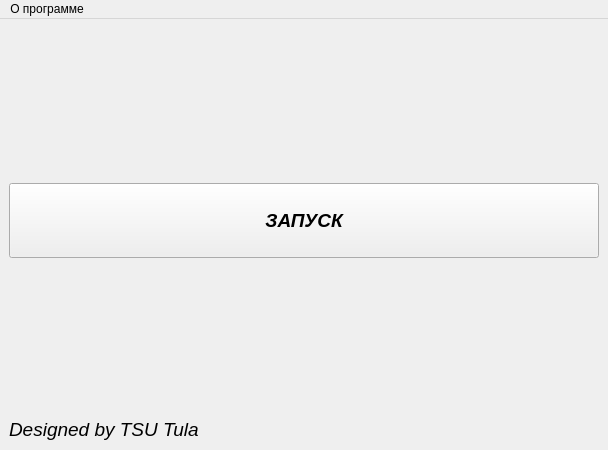
The window that mainwindow.ui (VladislavSts/SensorQT5) describes before a commit, drawn with Qt 5.
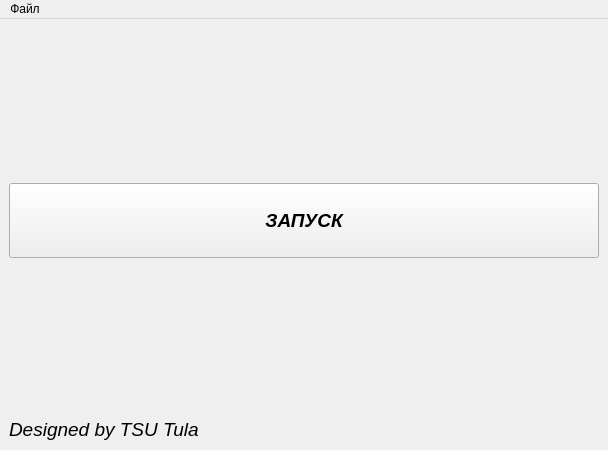
The same window after the commit.

Commit message: Добавлен GUI

The edit to the form file:
```diff
--- a/mainwindow.ui
+++ b/mainwindow.ui
@@ -91,7 +91,7 @@
    </property>
    <widget class="QMenu" name="menu">
     <property name="title">
-     <string>О программе</string>
+     <string>Файл</string>
     </property>
    </widget>
    <addaction name="menu"/>
```
Left out of the diff: 6 changed lines with no effect on the pictures. The commit also changes 4 other files.
